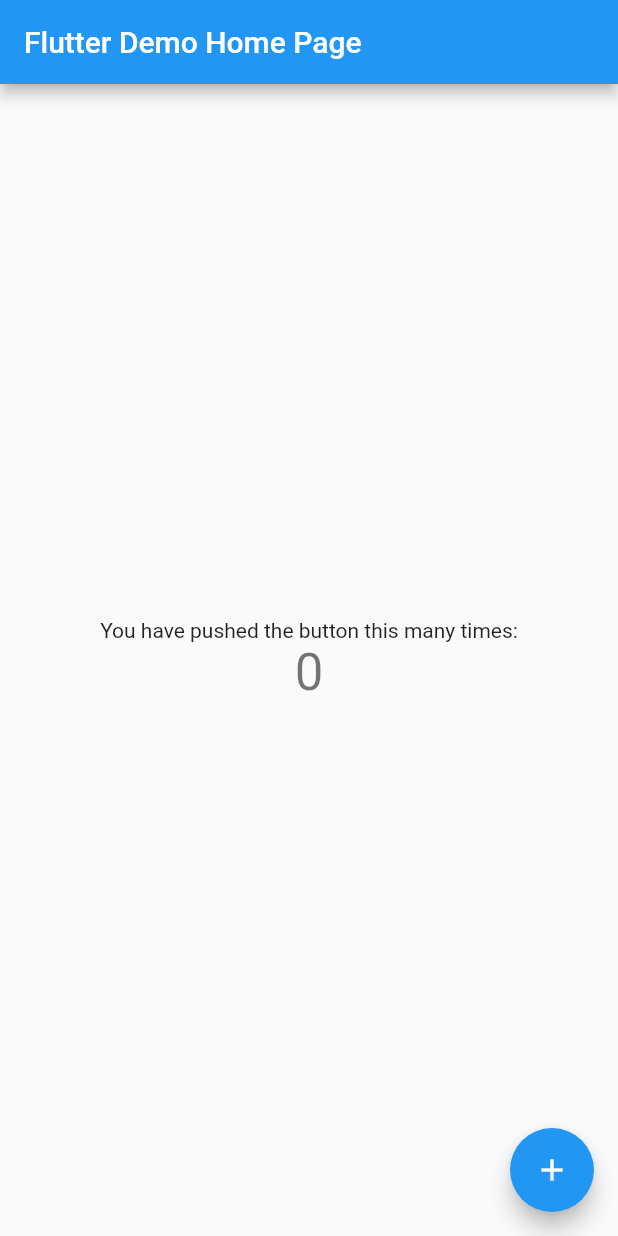
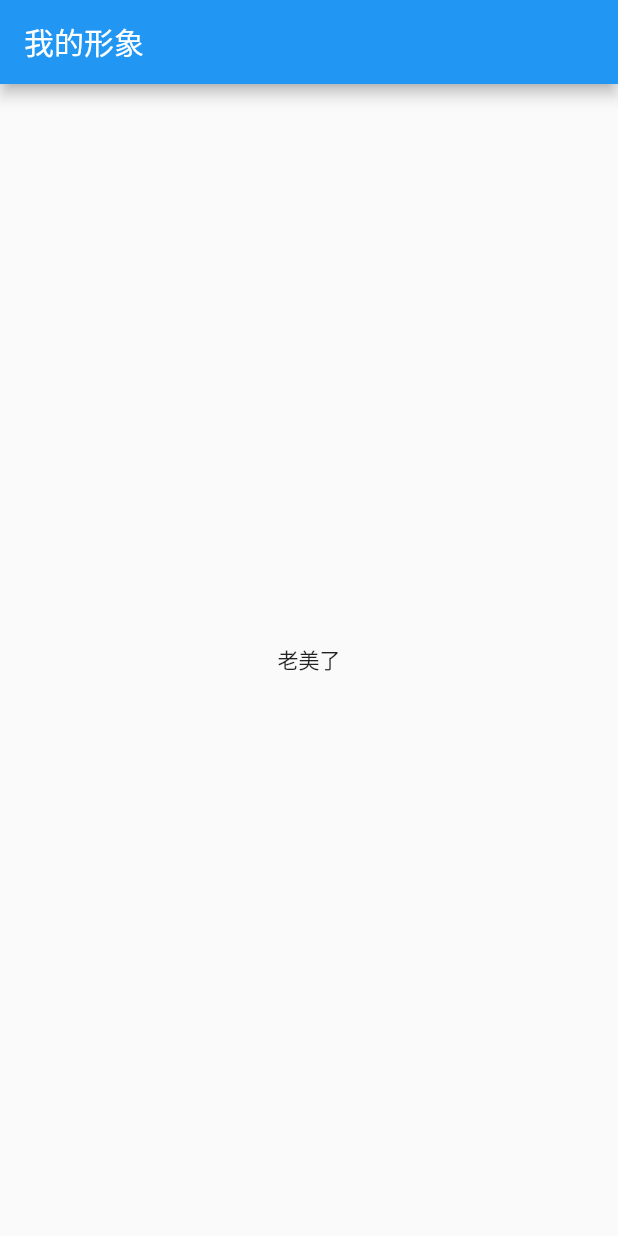
Before and after one commit to jishaofeng89/image_test, a Flutter app: the screen it shows after launch, on a phone screen of 412 x 824 dp. Run offline on Flutter 3.47's test engine with Material 2 defaults, Android fonts, the phone set to English and light mode, and no system bars.

Commit message:
add header_editor

```diff
--- /dev/null
+++ b/lib/header_editor.dart
@@ -0,0 +1,21 @@
+import 'package:flutter/material.dart';
+
+class HeaderEditor extends StatefulWidget {
+  HeaderEditor({Key key}) : super(key: key);
+
+  _HeaderEditorState createState() => _HeaderEditorState();
+}
+
+class _HeaderEditorState extends State<HeaderEditor> {
+  @override
+  Widget build(BuildContext context) {
+    return Scaffold(
+      appBar: AppBar(
+        title: Text('我的形象'),
+      ),
+      body: Center(
+        child: Text('老美了'),
+      ),
+    );
+  }
+}
--- a/lib/main.dart
+++ b/lib/main.dart
@@ -1,4 +1,5 @@
 import 'package:flutter/material.dart';
+import 'package:image_test/header_editor.dart';
 
 void main() => runApp(MyApp());
 
@@ -20,7 +21,7 @@ class MyApp extends StatelessWidget {
         // is not restarted.
         primarySwatch: Colors.blue,
       ),
-      home: MyHomePage(title: 'Flutter Demo Home Page'),
+      home: HeaderEditor(),
     );
   }
 }
```
